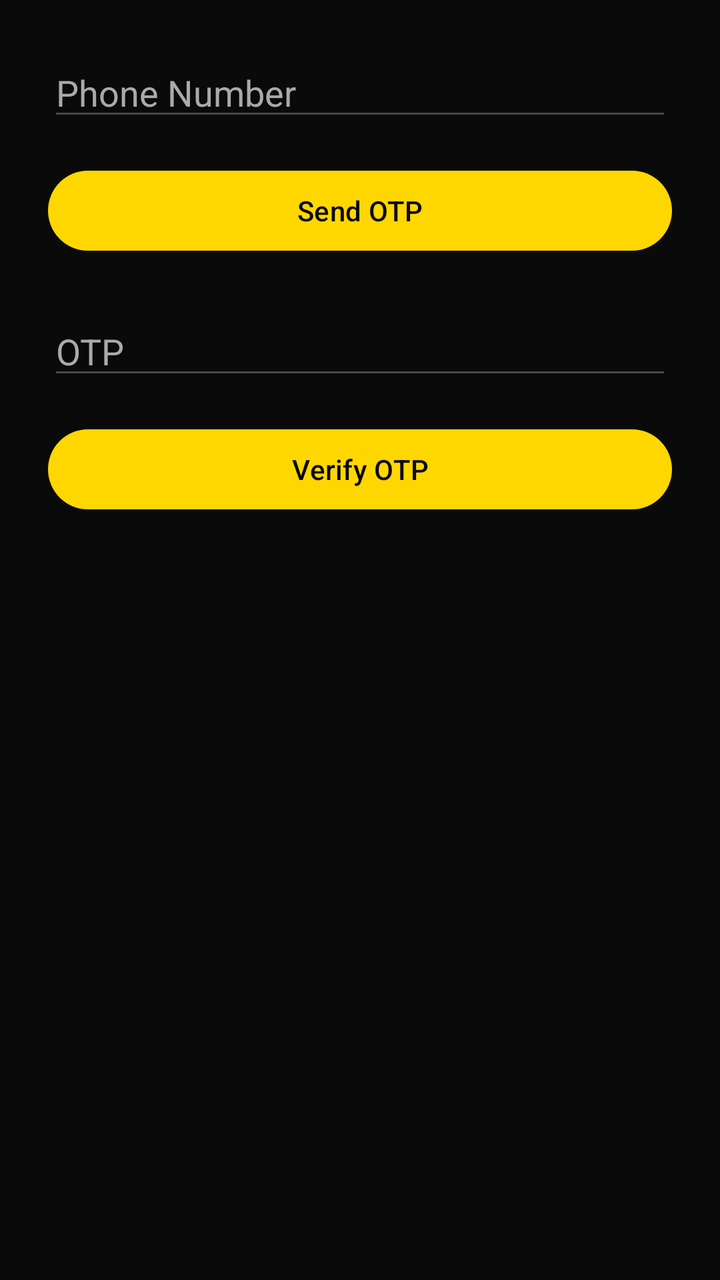
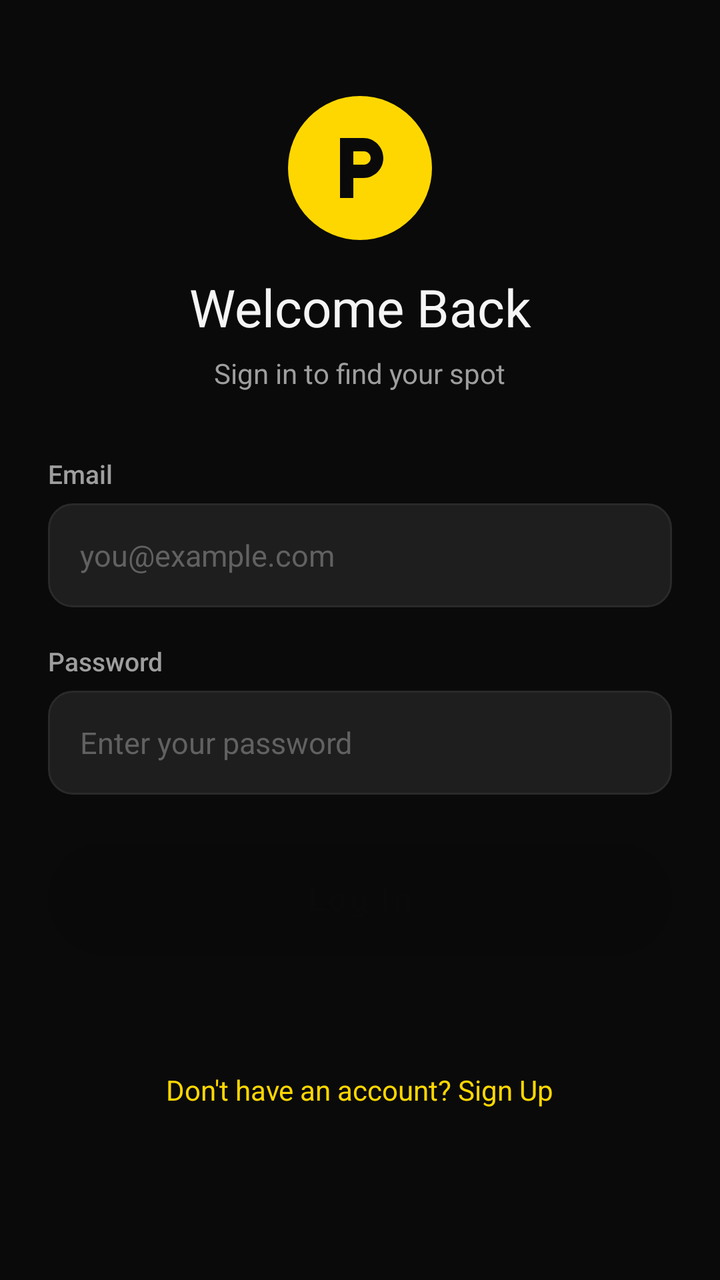

Before-and-after screenshots of an Android layout around one commit, followed by the original layout XML and the change that was made.
<!-- AndroidManifest.xml: application theme Theme.Slotify -->
<!-- res/layout/activity_login.xml -->
<?xml version="1.0" encoding="utf-8"?>
<LinearLayout xmlns:android="http://schemas.android.com/apk/res/android"
    android:layout_width="match_parent"
    android:layout_height="match_parent"
    android:orientation="vertical"
    android:padding="24dp"
    android:background="#0A0A0A">

    <EditText
        android:id="@+id/etPhone"
        android:layout_width="match_parent"
        android:layout_height="wrap_content"
        android:hint="Phone Number"
        android:inputType="phone"
        android:maxLength="10"
        android:textColor="#FFFFFF"
        android:textColorHint="#AAAAAA" />

    <Button
        android:id="@+id/btnSendOtp"
        android:layout_width="match_parent"
        android:layout_height="wrap_content"
        android:text="Send OTP"
        android:layout_marginTop="16dp" />

    <EditText
        android:id="@+id/etOtp"
        android:layout_width="match_parent"
        android:layout_height="wrap_content"
        android:hint="OTP"
        android:inputType="number"
        android:maxLength="6"
        android:layout_marginTop="24dp"
        android:textColor="#FFFFFF"
        android:textColorHint="#AAAAAA" />

    <Button
        android:id="@+id/btnVerifyOtp"
        android:layout_width="match_parent"
        android:layout_height="wrap_content"
        android:text="Verify OTP"
        android:layout_marginTop="16dp" />

</LinearLayout>
<!-- resources referenced by this layout -->
<resources>
  <style name="Theme.Slotify" parent="Theme.Material3.DayNight.NoActionBar">
          
          <item name="colorPrimary">@color/primary</item>
          <item name="colorPrimaryVariant">@color/primary_dark</item>
          <item name="colorOnPrimary">@color/background</item>
  
          
          <item name="colorSecondary">@color/primary</item>
          <item name="colorSecondaryVariant">@color/primary_dark</item>
          <item name="colorOnSecondary">@color/background</item>
  
          
          <item name="android:colorBackground">@color/background</item>
          <item name="colorSurface">@color/surface</item>
          <item name="colorOnSurface">@color/text_primary</item>
  
          
          <item name="android:statusBarColor">@color/background</item>
          <item name="android:navigationBarColor">@color/background</item>
          <item name="android:windowLightStatusBar">false</item>
  
          
          <item name="colorError">@color/error</item>
          <item name="colorOnError">@color/white</item>
      </style>
  <color name="primary">#FFD700</color>
  <color name="primary_dark">#E6C200</color>
  <color name="background">#0A0A0A</color>
  <color name="surface">#1A1A1A</color>
  <color name="text_primary">#FFFFFF</color>
  <color name="error">#F44336</color>
  <color name="white">#FFFFFF</color>
</resources>

<!-- the commit's change to res/layout/activity_login.xml (unified diff, before → after) -->
@@ -1,44 +1,176 @@
 <?xml version="1.0" encoding="utf-8"?>
-<LinearLayout xmlns:android="http://schemas.android.com/apk/res/android"
+<ScrollView
+    xmlns:android="http://schemas.android.com/apk/res/android"
+    xmlns:app="http://schemas.android.com/apk/res-auto"
     android:layout_width="match_parent"
     android:layout_height="match_parent"
-    android:orientation="vertical"
-    android:padding="24dp"
-    android:background="#0A0A0A">
+    android:background="@color/black_primary"
+    android:fillViewport="true">
 
-    <EditText
-        android:id="@+id/etPhone"
+    <androidx.constraintlayout.widget.ConstraintLayout
         android:layout_width="match_parent"
         android:layout_height="wrap_content"
-        android:hint="Phone Number"
-        android:inputType="phone"
-        android:maxLength="10"
-        android:textColor="#FFFFFF"
-        android:textColorHint="#AAAAAA" />
+        android:padding="24dp">
 
-    <Button
-        android:id="@+id/btnSendOtp"
-        android:layout_width="match_parent"
-        android:layout_height="wrap_content"
-        android:text="Send OTP"
-        android:layout_marginTop="16dp" />
+        
+        <ImageView
+            android:id="@+id/ivLogo"
+            android:layout_width="72dp"
+            android:layout_height="72dp"
+            android:layout_marginTop="24dp"
+            android:background="@drawable/bg_logo_circle"
+            android:padding="16dp"
+            android:src="@drawable/ic_parking"
+            app:tint="@color/black_primary"
+            android:contentDescription="Slotify logo"
+            app:layout_constraintTop_toTopOf="parent"
+            app:layout_constraintStart_toStartOf="parent"
+            app:layout_constraintEnd_toEndOf="parent"/>
 
-    <EditText
-        android:id="@+id/etOtp"
-        android:layout_width="match_parent"
-        android:layout_height="wrap_content"
-        android:hint="OTP"
-        android:inputType="number"
-        android:maxLength="6"
-        android:layout_marginTop="24dp"
-        android:textColor="#FFFFFF"
-        android:textColorHint="#AAAAAA" />
+        
+        <TextView
+            android:id="@+id/tvWelcome"
+            android:layout_width="wrap_content"
+            android:layout_height="wrap_content"
+            android:layout_marginTop="16dp"
+            android:text="Welcome Back"
+            android:textColor="@color/text_primary"
+            android:textSize="26sp"
+            android:fontFamily="sans-serif-bold"
+            app:layout_constraintTop_toBottomOf="@id/ivLogo"
+            app:layout_constraintStart_toStartOf="parent"
+            app:layout_constraintEnd_toEndOf="parent"/>
 
-    <Button
-        android:id="@+id/btnVerifyOtp"
-        android:layout_width="match_parent"
-        android:layout_height="wrap_content"
-        android:text="Verify OTP"
-        android:layout_marginTop="16dp" />
+        <TextView
+            android:id="@+id/tvSubtitle"
+            android:layout_width="wrap_content"
+            android:layout_height="wrap_content"
+            android:layout_marginTop="6dp"
+            android:text="Sign in to find your spot"
+            android:textColor="@color/text_secondary"
+            android:textSize="14sp"
+            app:layout_constraintTop_toBottomOf="@id/tvWelcome"
+            app:layout_constraintStart_toStartOf="parent"
+            app:layout_constraintEnd_toEndOf="parent"/>
 
-</LinearLayout>
+        
+        <TextView
+            android:id="@+id/tvEmailLabel"
+            android:layout_width="0dp"
+            android:layout_height="wrap_content"
+            android:layout_marginTop="32dp"
+            android:text="Email"
+            android:textColor="@color/text_secondary"
+            android:textSize="13sp"
+            android:fontFamily="sans-serif-medium"
+            app:layout_constraintTop_toBottomOf="@id/tvSubtitle"
+            app:layout_constraintStart_toStartOf="parent"
+            app:layout_constraintEnd_toEndOf="parent"/>
+
+        
+        <EditText
+            android:id="@+id/etEmail"
+            android:layout_width="0dp"
+            android:layout_height="52dp"
+            android:layout_marginTop="6dp"
+            android:background="@drawable/bg_input"
+            android:hint="you@example.com"
+            android:inputType="textEmailAddress"
+            android:paddingStart="16dp"
+            android:paddingEnd="16dp"
+            android:textColor="@color/text_primary"
+            android:textColorHint="@color/text_hint"
+            android:textSize="15sp"
+            app:layout_constraintTop_toBottomOf="@id/tvEmailLabel"
+            app:layout_constraintStart_toStartOf="parent"
+            app:layout_constraintEnd_toEndOf="parent"/>
+
+        
+        <TextView
+            android:id="@+id/tvPasswordLabel"
+            android:layout_width="0dp"
+            android:layout_height="wrap_content"
+            android:layout_marginTop="18dp"
+            android:text="Password"
+            android:textColor="@color/text_secondary"
+            android:textSize="13sp"
+            android:fontFamily="sans-serif-medium"
+            app:layout_constraintTop_toBottomOf="@id/etEmail"
+            app:layout_constraintStart_toStartOf="parent"
+            app:layout_constraintEnd_toEndOf="parent"/>
+
+        
+        <EditText
+            android:id="@+id/etPassword"
+            android:layout_width="0dp"
+            android:layout_height="52dp"
+            android:layout_marginTop="6dp"
+            android:background="@drawable/bg_input"
+            android:hint="Enter your password"
+            android:inputType="textPassword"
+            android:paddingStart="16dp"
+            android:paddingEnd="16dp"
+            android:textColor="@color/text_primary"
+            android:textColorHint="@color/text_hint"
+            android:textSize="15sp"
+            app:layout_constraintTop_toBottomOf="@id/tvPasswordLabel"
+            app:layout_constraintStart_toStartOf="parent"
+            app:layout_constraintEnd_toEndOf="parent"/>
+
+        
+        <TextView
+            android:id="@+id/tvError"
+            android:layout_width="0dp"
+            android:layout_height="wrap_content"
+            android:layout_marginTop="10dp"
+            android:textColor="@color/status_cancelled"
+            android:textSize="13sp"
+            android:visibility="gone"
+            app:layout_constraintTop_toBottomOf="@id/etPassword"
+            app:layout_constraintStart_toStartOf="parent"
+            app:layout_constraintEnd_toEndOf="parent"/>
+
+        
+        <Button
+            android:id="@+id/btnLogin"
+            android:layout_width="0dp"
+            android:layout_height="56dp"
+            android:layout_marginTop="24dp"
+            android:background="@drawable/bg_button_primary"
+            android:text="Log In"
+            android:textAllCaps="false"
+            android:textColor="@color/black_primary"
+            android:textSize="16sp"
+            android:enabled="false"
+            android:alpha="0.5"
+            app:layout_constraintTop_toBottomOf="@id/tvError"
+            app:layout_constraintStart_toStartOf="parent"
+            app:layout_constraintEnd_toEndOf="parent"/>
+        <ProgressBar
+            android:id="@+id/progressBar"
+            android:layout_width="40dp"
+            android:layout_height="40dp"
+            android:visibility="gone"
+            android:indeterminateTint="@color/yellow_primary"
+            app:layout_constraintTop_toBottomOf="@id/btnLogin"
+            app:layout_constraintStart_toStartOf="parent"
+            app:layout_constraintEnd_toEndOf="parent"
+            android:layout_marginTop="16dp"/>
+
+        <TextView
+            android:id="@+id/tvSignupLink"
+            android:layout_width="wrap_content"
+            android:layout_height="wrap_content"
+            android:layout_marginTop="20dp"
+            android:layout_marginBottom="24dp"
+            android:text="Don't have an account? Sign Up"
+            android:textColor="@color/yellow_primary"
+            android:textSize="14sp"
+            app:layout_constraintTop_toBottomOf="@id/progressBar"
+            app:layout_constraintBottom_toBottomOf="parent"
+            app:layout_constraintStart_toStartOf="parent"
+            app:layout_constraintEnd_toEndOf="parent"/>
+
+    </androidx.constraintlayout.widget.ConstraintLayout>
+
+</ScrollView>
<!-- resource entries referenced after the edit -->
@@ -1,36 +1,78 @@
 <!-- resources referenced by this layout -->
 <resources>
-  <style name="Theme.Slotify" parent="Theme.Material3.DayNight.NoActionBar">
-          
-          <item name="colorPrimary">@color/primary</item>
-          <item name="colorPrimaryVariant">@color/primary_dark</item>
-          <item name="colorOnPrimary">@color/background</item>
+  <color name="black_primary">#0A0A0A</color>
+  <color name="status_cancelled">#F44336</color>
+  <color name="text_hint">#616161</color>
+  <style name="Theme.Slotify" parent="Theme.MaterialComponents.DayNight.NoActionBar">
   
-          
-          <item name="colorSecondary">@color/primary</item>
-          <item name="colorSecondaryVariant">@color/primary_dark</item>
-          <item name="colorOnSecondary">@color/background</item>
+          <item name="colorPrimary">@color/yellow_primary</item>
+          <item name="colorPrimaryVariant">@color/yellow_dark</item>
+          <item name="colorOnPrimary">@color/black_primary</item>
   
-          
-          <item name="android:colorBackground">@color/background</item>
-          <item name="colorSurface">@color/surface</item>
-          <item name="colorOnSurface">@color/text_primary</item>
+          <item name="colorSecondary">@color/yellow_primary</item>
+          <item name="colorOnSecondary">@color/black_primary</item>
   
-          
-          <item name="android:statusBarColor">@color/background</item>
-          <item name="android:navigationBarColor">@color/background</item>
+          <item name="android:windowBackground">@color/black_primary</item>
+          <item name="android:statusBarColor">@color/black_primary</item>
+          <item name="android:navigationBarColor">@color/black_primary</item>
           <item name="android:windowLightStatusBar">false</item>
   
-          
-          <item name="colorError">@color/error</item>
-          <item name="colorOnError">@color/white</item>
       </style>
-  <color name="primary">#FFD700</color>
-  <color name="primary_dark">#E6C200</color>
-  <color name="background">#0A0A0A</color>
-  <color name="surface">#1A1A1A</color>
-  <color name="text_primary">#FFFFFF</color>
-  <color name="error">#F44336</color>
-  <color name="white">#FFFFFF</color>
+  <color name="surface_input">#1E1E1E</color>
+  <color name="divider">#2A2A2A</color>
+  <color name="yellow_dark">#E5C100</color>
+  <color name="text_primary">#F5F5F5</color>
+  <color name="text_secondary">#9E9E9E</color>
+  <color name="yellow_primary">#FFD700</color>
+  <!-- drawable bg_button_primary (drawable) -->
+  <?xml version="1.0" encoding="utf-8"?>
+  <shape xmlns:android="http://schemas.android.com/apk/res/android"
+      android:shape="rectangle">
+  
+      <solid android:color="@color/yellow_primary"/>
+  
+      <corners android:radius="28dp"/>
+  
+  </shape>
+  <!-- drawable bg_input (drawable) -->
+  <?xml version="1.0" encoding="utf-8"?>
+  <shape xmlns:android="http://schemas.android.com/apk/res/android"
+      android:shape="rectangle">
+  
+      <solid android:color="@color/surface_input"/>
+  
+      <corners android:radius="12dp"/>
+  
+      <stroke
+          android:width="1dp"
+          android:color="@color/divider"/>
+  
+  </shape>
+  <!-- drawable bg_logo_circle (drawable) -->
+  <?xml version="1.0" encoding="utf-8"?>
+  <shape xmlns:android="http://schemas.android.com/apk/res/android"
+      android:shape="oval">
+  
+      <solid android:color="@color/yellow_primary"/>
+  
+      <size
+          android:width="120dp"
+          android:height="120dp"/>
+  
+  </shape>
+  <!-- drawable ic_parking (drawable) -->
+  <?xml version="1.0" encoding="utf-8"?>
+  <vector xmlns:android="http://schemas.android.com/apk/res/android"
+      android:width="24dp"
+      android:height="24dp"
+      android:viewportWidth="24"
+      android:viewportHeight="24">
+  
+      
+      <path
+          android:fillColor="#FFFFFF"
+          android:pathData="M13,3H6v18h4v-6h3c3.31,0 6,-2.69 6,-6s-2.69,-6 -6,-6zM13.2,11H10V7h3.2c1.1,0 2,0.9 2,2s-0.9,2 -2,2z"/>
+  
+  </vector>
 </resources>
 
